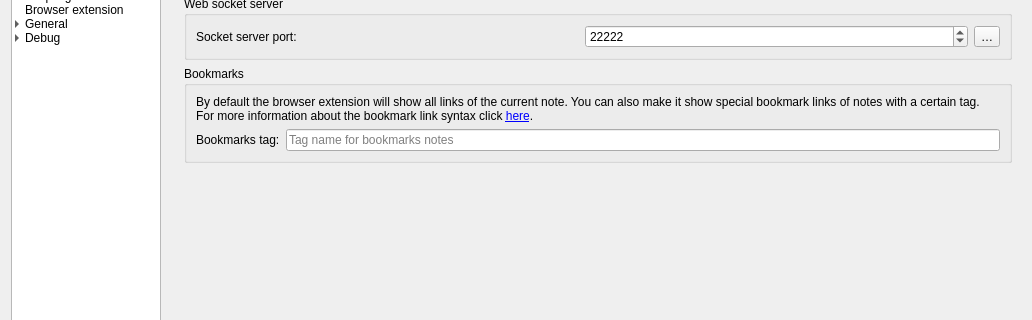
Before: the Qt Designer form src/dialogs/settingsdialog.ui in pbek/QOwnNotes, drawn with Qt 5; both pictures show x 0 to 1032 and y 133 to 453 of the 1032 by 912 pixel window.
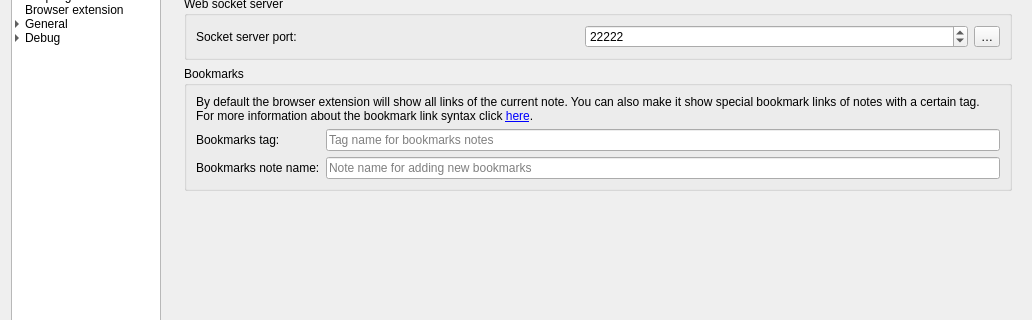
After: the same form once the commit is applied. The open tabs and pages were chosen to show the change. Icons and pictures are not drawn. Custom widgets are drawn as their Qt base class.

Commit message: integrated adding bookmarks support

Patch:
```diff
--- a/src/dialogs/settingsdialog.ui
+++ b/src/dialogs/settingsdialog.ui
@@ -5235,6 +5235,23 @@
                      </property>
                     </widget>
                    </item>
+                   <item row="2" column="0">
+                    <widget class="QLabel" name="label_30">
+                     <property name="text">
+                      <string>Bookmarks note name:</string>
+                     </property>
+                    </widget>
+                   </item>
+                   <item row="2" column="1">
+                    <widget class="QLineEdit" name="bookmarksNoteNameLineEdit">
+                     <property name="toolTip">
+                      <string>This note will be used for adding new bookmarks from the browser extension</string>
+                     </property>
+                     <property name="placeholderText">
+                      <string>Note name for adding new bookmarks</string>
+                     </property>
+                    </widget>
+                   </item>
                   </layout>
                  </widget>
                 </item>
```
Left out of the diff: 9 changed lines with no effect on the pictures. The commit also changes 34 other files.
